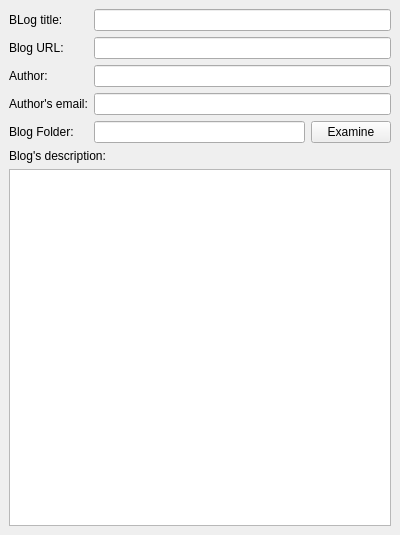
Before: the Qt Designer form BartleBlog/ui/blog_config.ui in ralsina/ra-blog, drawn with Qt 5.
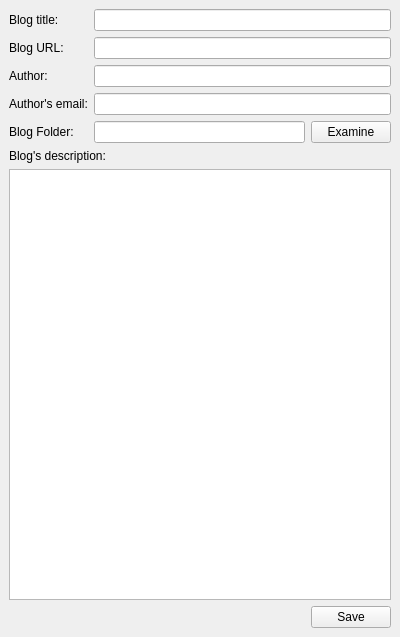
After: the same form once the commit is applied.

Commit message: * Blog config is now hooked to the UI and not hardcoded :-)

```diff
--- a/BartleBlog/ui/blog_config.ui
+++ b/BartleBlog/ui/blog_config.ui
@@ -6,7 +6,7 @@
     <x>0</x>
     <y>0</y>
     <width>400</width>
-    <height>535</height>
+    <height>637</height>
    </rect>
   </property>
   <property name="windowTitle" >
@@ -30,7 +30,10 @@
      <item row="0" column="0" >
       <widget class="QLabel" name="label" >
        <property name="text" >
-        <string>BLog title:</string>
+        <string>Blog title:</string>
+       </property>
+       <property name="buddy" >
+        <cstring>title</cstring>
        </property>
       </widget>
      </item>
@@ -112,7 +115,37 @@
       </widget>
      </item>
      <item>
-      <widget class="QTextEdit" name="textEdit" />
+      <widget class="QTextEdit" name="description" />
+     </item>
+    </layout>
+   </item>
+   <item>
+    <layout class="QHBoxLayout" >
+     <property name="margin" >
+      <number>0</number>
+     </property>
+     <property name="spacing" >
+      <number>6</number>
+     </property>
+     <item>
+      <spacer>
+       <property name="orientation" >
+        <enum>Qt::Horizontal</enum>
+       </property>
+       <property name="sizeHint" >
+        <size>
+         <width>40</width>
+         <height>20</height>
+        </size>
+       </property>
+      </spacer>
+     </item>
+     <item>
+      <widget class="QPushButton" name="save" >
+       <property name="text" >
+        <string>Save</string>
+       </property>
+      </widget>
      </item>
     </layout>
    </item>
```
Left out of the diff: 25 changed lines with no effect on the pictures. The commit also changes 17 other files.
